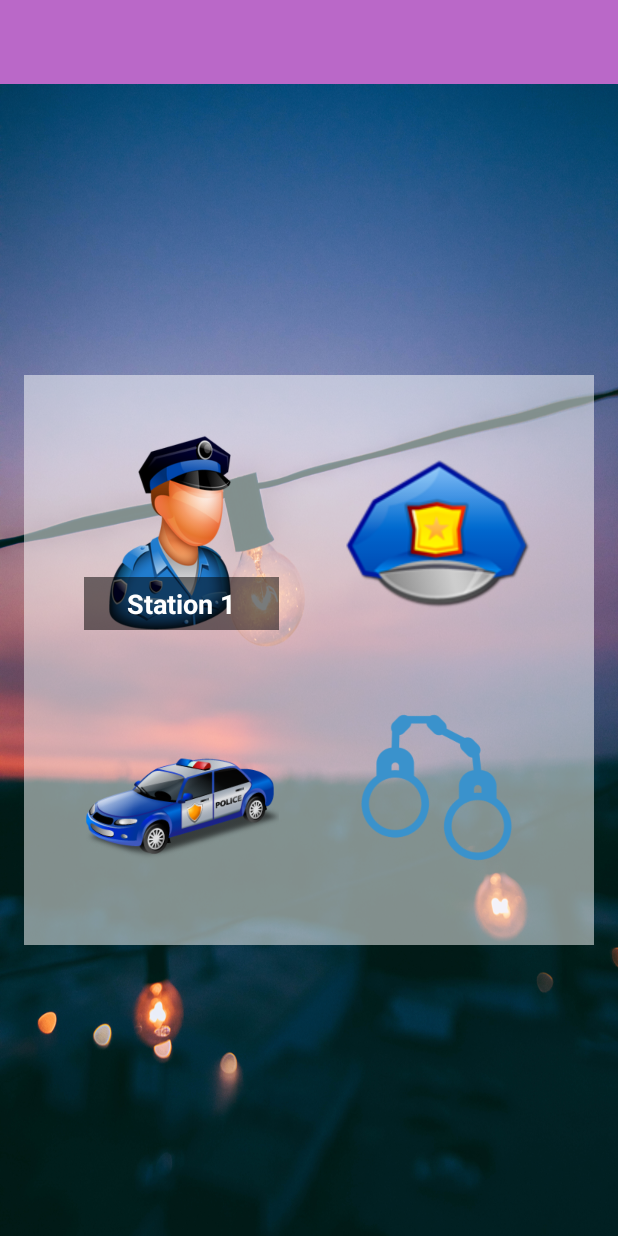
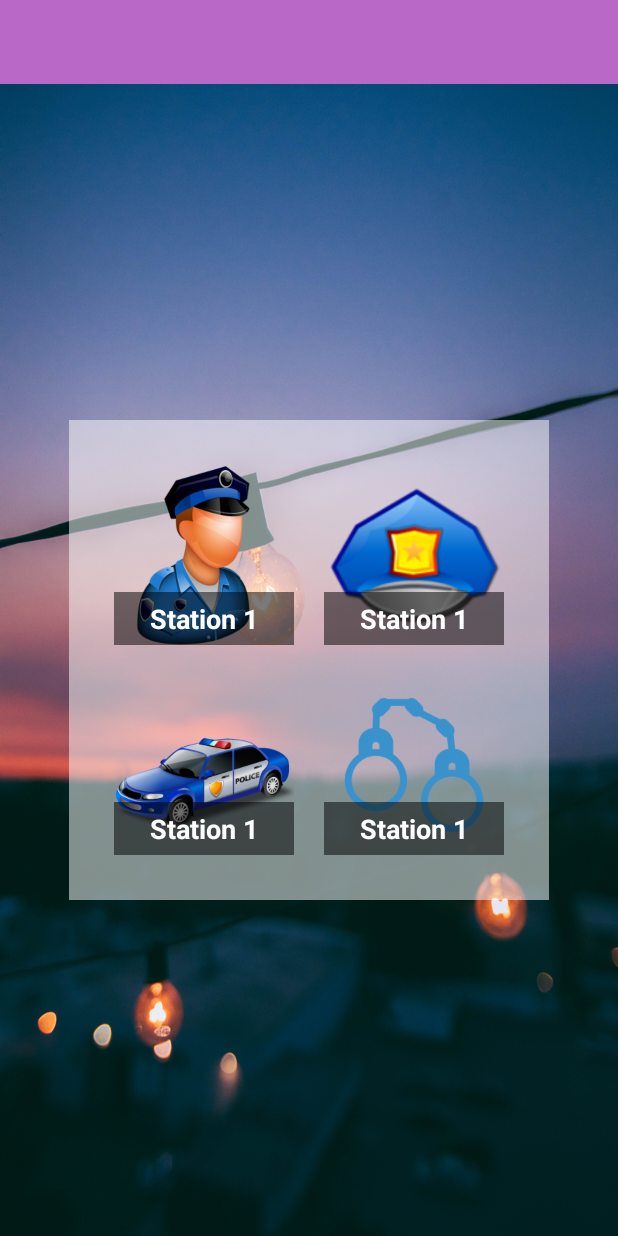
Before and after one commit to NamwanWg/EmerCall1, an Android app: the screen it shows after launch (MainActivity), on a phone screen of 412 x 824 dp. Run offline under Robolectric (Android 15) with nearby library versions, the phone set to English and light mode, and no system bars.

Commit message:
Start 21Feb

```diff
--- a/app/src/main/res/layout/fragment_police.xml
+++ b/app/src/main/res/layout/fragment_police.xml
@@ -63,6 +63,19 @@
                     android:layout_height="match_parent"
                     android:src="@drawable/station2" />
 
+                <!--Title-->
+                <TextView
+                    android:layout_alignParentBottom="true"
+                    android:padding="5dp"
+                    android:gravity="center_horizontal"
+                    android:textColor="#ffffff"
+                    android:background="#82000000"
+                    android:textStyle="bold"
+                    android:textSize="18sp"
+                    android:text="Station 1"
+                    android:layout_width="match_parent"
+                    android:layout_height="wrap_content" />
+
             </RelativeLayout>
 
 
@@ -90,6 +103,20 @@
                     android:layout_width="match_parent"
                     android:layout_height="match_parent" />
 
+                <!--Title-->
+                <TextView
+                    android:layout_alignParentBottom="true"
+                    android:padding="5dp"
+                    android:gravity="center_horizontal"
+                    android:textColor="#ffffff"
+                    android:background="#82000000"
+                    android:textStyle="bold"
+                    android:textSize="18sp"
+                    android:text="Station 1"
+                    android:layout_width="match_parent"
+                    android:layout_height="wrap_content" />
+
+
             </RelativeLayout>
 
             <!--Green Layout-->
@@ -104,6 +131,21 @@
                     android:layout_width="match_parent"
                     android:layout_height="match_parent" />
 
+                <!--Title-->
+                <TextView
+                    android:layout_alignParentBottom="true"
+                    android:padding="5dp"
+                    android:gravity="center_horizontal"
+                    android:textColor="#ffffff"
+                    android:background="#82000000"
+                    android:textStyle="bold"
+                    android:textSize="18sp"
+                    android:text="Station 1"
+                    android:layout_width="match_parent"
+                    android:layout_height="wrap_content" />
+
+
+
             </RelativeLayout>
 
 
--- a/app/src/main/res/values/dimens.xml
+++ b/app/src/main/res/values/dimens.xml
@@ -1,5 +1,5 @@
 <?xml version="1.0" encoding="utf-8"?>
 <resources>
-    <dimen name="icon">130dp</dimen>
-    <dimen name="margin">20dp</dimen>
+    <dimen name="icon">120dp</dimen>
+    <dimen name="margin">10dp</dimen>
 </resources>
```
